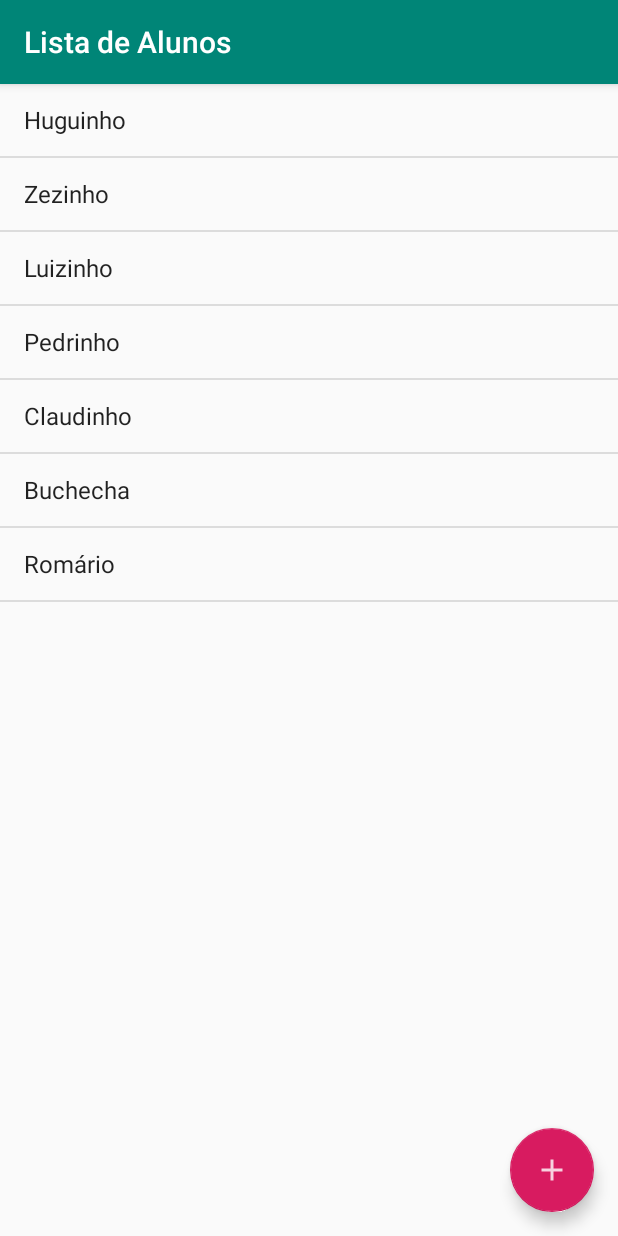
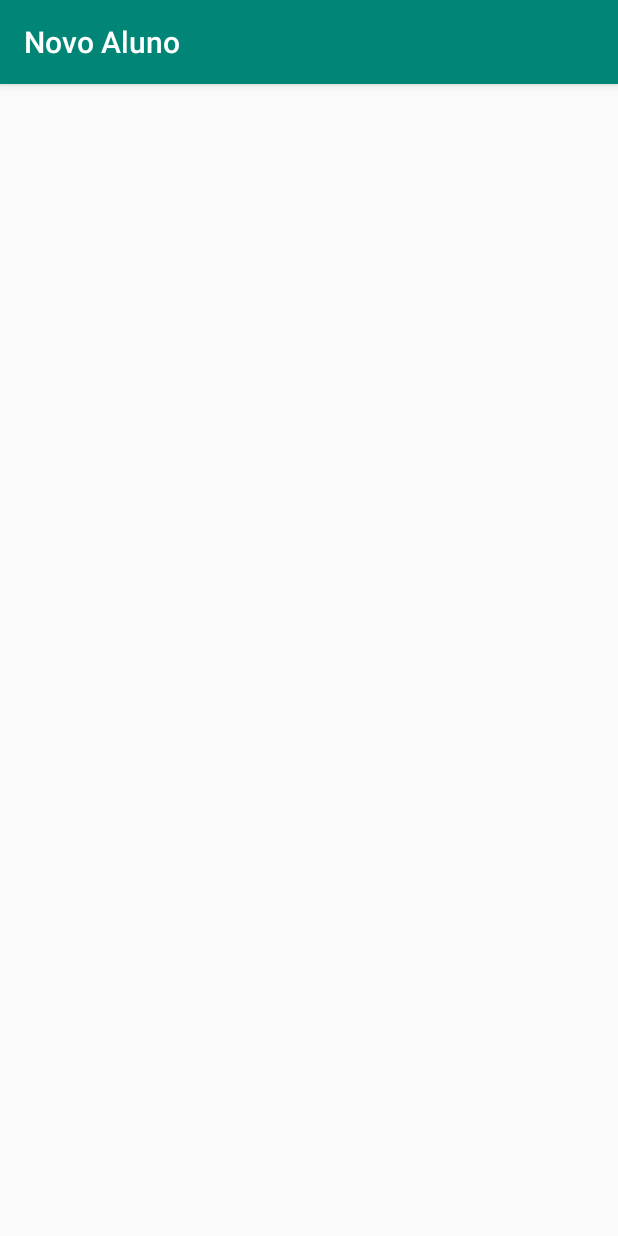
Before and after one commit to Bendazzoli/CursoAndroid, an Android app: the screen it shows after launch (MainActivity before the commit, FormularioAlunoActivity after it), on a phone screen of 412 x 824 dp. Run offline under Robolectric (Android 15) with nearby library versions, the phone set to English and light mode, and no system bars.

Commit message:
Criacao base da activity para formulario de alunos

```diff
--- a/AgendaDeAlunos/app/build.gradle
+++ b/AgendaDeAlunos/app/build.gradle
@@ -22,6 +22,7 @@ android {
 dependencies {
     implementation fileTree(dir: 'libs', include: ['*.jar'])
     implementation 'androidx.appcompat:appcompat:1.0.2'
+    implementation 'androidx.constraintlayout:constraintlayout:1.1.3'
     testImplementation 'junit:junit:4.12'
     androidTestImplementation 'androidx.test:runner:1.1.1'
     androidTestImplementation 'androidx.test.espresso:espresso-core:3.1.1'
--- /dev/null
+++ b/AgendaDeAlunos/app/src/main/java/com/benda/agendadealunos/ui/activity/FormularioAlunoActivity.java
@@ -0,0 +1,17 @@
+package com.benda.agendadealunos.ui.activity;
+
+import androidx.appcompat.app.AppCompatActivity;
+
+import android.os.Bundle;
+
+import com.benda.agendadealunos.R;
+
+public class FormularioAlunoActivity extends AppCompatActivity {
+
+    @Override
+    protected void onCreate(Bundle savedInstanceState) {
+        super.onCreate(savedInstanceState);
+        setContentView(R.layout.activity_formulario_aluno);
+        setTitle("Novo Aluno");
+    }
+}
--- a/AgendaDeAlunos/app/src/main/java/com/benda/agendadealunos/MainActivity.java
+++ b/AgendaDeAlunos/app/src/main/java/com/benda/agendadealunos/ui/activity/ListaAlunosActivity.java
@@ -1,6 +1,5 @@
-package com.benda.agendadealunos;
+package com.benda.agendadealunos.ui.activity;
 
-import android.app.Activity;
 import android.os.Bundle;
 import android.widget.ArrayAdapter;
 import android.widget.ListView;
@@ -8,19 +7,21 @@ import android.widget.ListView;
 import androidx.annotation.Nullable;
 import androidx.appcompat.app.AppCompatActivity;
 
+import com.benda.agendadealunos.R;
+
 import java.util.ArrayList;
 import java.util.Arrays;
 import java.util.List;
 
-public class MainActivity extends AppCompatActivity {
+public class ListaAlunosActivity extends AppCompatActivity {
 
     @Override
     protected void onCreate(@Nullable Bundle savedInstanceState) {
         super.onCreate(savedInstanceState);
-        setContentView(R.layout.activity_main);
+        setContentView(R.layout.activity_lista_alunos);
         setTitle("Lista de Alunos");
         List<String> alunos = new ArrayList<>(Arrays.asList("Huguinho","Zezinho","Luizinho", "Pedrinho", "Claudinho", "Buchecha", "Romário"));
-        ListView listaAlunos = findViewById(R.id.activity_main_lista_de_alunos);
+        ListView listaAlunos = findViewById(R.id.activity_lista_alunos_listview);
         listaAlunos.setAdapter(new ArrayAdapter<String>(this, android.R.layout.simple_list_item_1, alunos));
     }
 }
--- /dev/null
+++ b/AgendaDeAlunos/app/src/main/res/layout/activity_formulario_aluno.xml
@@ -0,0 +1,9 @@
+<?xml version="1.0" encoding="utf-8"?>
+<LinearLayout
+    xmlns:android="http://schemas.android.com/apk/res/android"
+    xmlns:tools="http://schemas.android.com/tools"
+    android:layout_width="match_parent"
+    android:layout_height="match_parent"
+    tools:context=".ui.activity.FormularioAlunoActivity">
+
+</LinearLayout>
--- a/AgendaDeAlunos/app/src/main/res/layout/activity_main.xml
+++ b/AgendaDeAlunos/app/src/main/res/layout/activity_lista_alunos.xml
@@ -5,7 +5,7 @@
     android:layout_height="match_parent" >
 
     <com.google.android.material.floatingactionbutton.FloatingActionButton
-        android:id="@+id/activity_main_fab_novo_aluno"
+        android:id="@+id/activity_lista_alunos_fab_novo_aluno"
         android:layout_width="wrap_content"
         android:layout_height="wrap_content"
         android:layout_alignParentEnd="true"
@@ -16,7 +16,7 @@
         android:src="@drawable/ic_action_novo_aluno" />
 
     <ListView
-        android:id="@+id/activity_main_lista_de_alunos"
+        android:id="@+id/activity_lista_alunos_listview"
         android:layout_width="match_parent"
         android:layout_height="match_parent"/>
 
```
Also changed, not shown: AgendaDeAlunos/app/src/main/AndroidManifest.xml (+13 -3 lines).
